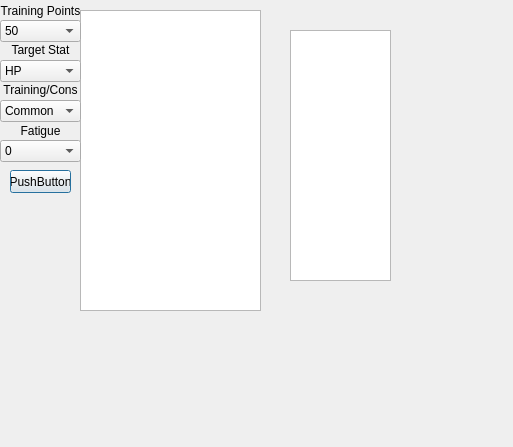
This is pss-ttt-crewtrainer.ui in arraken/pss-ttt as Qt 5 draws it before an edit. The edited form follows.
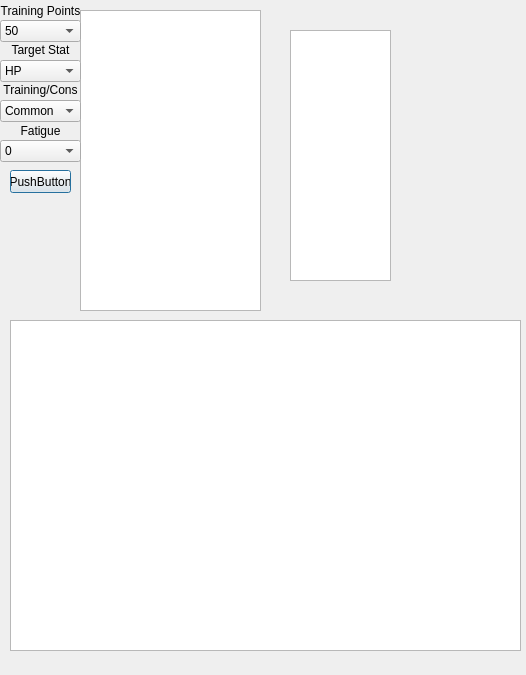
This is the edited form.

What changed in the file:
```diff
--- a/pss-ttt-crewtrainer.ui
+++ b/pss-ttt-crewtrainer.ui
@@ -6,8 +6,8 @@
    <rect>
     <x>0</x>
     <y>0</y>
-    <width>513</width>
-    <height>447</height>
+    <width>526</width>
+    <height>675</height>
    </rect>
   </property>
   <property name="windowTitle">
@@ -324,6 +324,16 @@
     <set>Qt::AlignCenter</set>
    </property>
   </widget>
+  <widget class="QTableView" name="trainingChartTable">
+   <property name="geometry">
+    <rect>
+     <x>10</x>
+     <y>320</y>
+     <width>511</width>
+     <height>331</height>
+    </rect>
+   </property>
+  </widget>
  </widget>
  <resources/>
  <connections/>
```
